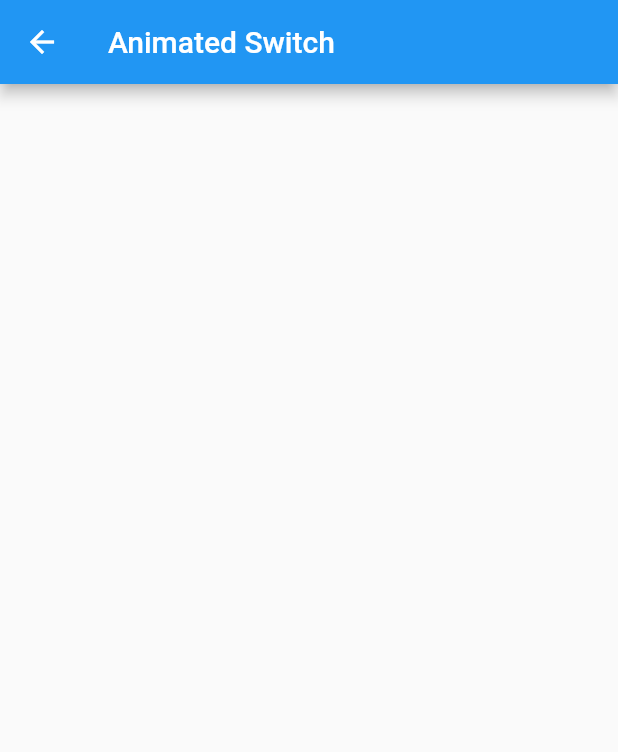
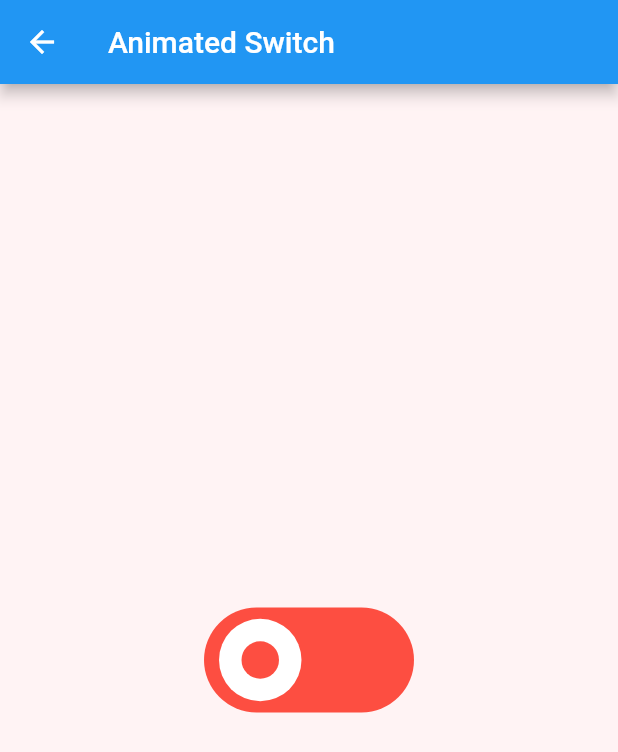
Before and after one commit to timilehinjegede/flutter-animation-examples, a Flutter app: the AnimatedSwitchScreen screen opened directly, on a phone screen of 412 x 824 dp. Shown: the top 752 px of the screen. Run offline on Flutter 3.47's test engine with Material 2 defaults, Android fonts, the phone set to English and light mode, and no system bars.

Commit message:
chore: added animated switch example

```diff
--- a/lib/screens/animated_switch/animated_switch.dart
+++ b/lib/screens/animated_switch/animated_switch.dart
@@ -1,17 +1,99 @@
 import 'package:animations/models/screen_model.dart';
 import 'package:flutter/material.dart';
 
-class AnimatedSwitchScreen extends StatelessWidget {
+class AnimatedSwitchScreen extends StatefulWidget {
   final int index;
 
   const AnimatedSwitchScreen({Key key, this.index}) : super(key: key);
+
+  @override
+  _AnimatedSwitchScreenState createState() => _AnimatedSwitchScreenState();
+}
+
+class _AnimatedSwitchScreenState extends State<AnimatedSwitchScreen> {
+  // variable to keep the state of the switch
+  bool _isOn = false;
+  // curve for the animation
+  Curve _animationCurve = Curves.easeInOut;
+  // duration of the animation
+  Duration _duration = Duration(
+    milliseconds: 300,
+  );
 
   @override
   Widget build(BuildContext context) {
     return Scaffold(
       appBar: AppBar(
         title: Text(
-          ScreenModel.screenModelList[index].screenName,
+          ScreenModel.screenModelList[widget.index].screenName,
+        ),
+      ),
+      backgroundColor: _isOn
+          ? Color.fromRGBO(244, 254, 247, 1)
+          : Color.fromRGBO(255, 243, 244, 1),
+      body: Center(
+        child: InkResponse(
+          splashColor: Colors.transparent,
+          highlightColor: Colors.transparent,
+          onTap: () {
+            setState(() {
+              _isOn = !_isOn;
+            });
+          },
+          child: AnimatedContainer(
+            duration: _duration,
+            curve: _animationCurve,
+            padding: EdgeInsets.symmetric(
+              horizontal: _isOn ? 25 : 10,
+            ),
+            height: 70,
+            width: 140,
+            decoration: BoxDecoration(
+              color: _isOn
+                  ? Color.fromRGBO(65, 235, 121, 1)
+                  : Color.fromRGBO(253, 334, 65, 1),
+              borderRadius: BorderRadius.circular(
+                50,
+              ),
+            ),
+            child: Center(
+              // custom switch indicator
+              child: AnimatedAlign(
+                duration: _duration,
+                curve: _animationCurve,
+                alignment: _isOn ? Alignment.centerRight : Alignment.centerLeft,
+                child: AnimatedContainer(
+                  duration: _duration,
+                  curve: _animationCurve,
+                  height: 55,
+                  width: _isOn ? 20 : 55,
+                  decoration: BoxDecoration(
+                    borderRadius: _isOn
+                        ? BorderRadius.circular(
+                            10,
+                          )
+                        : BorderRadius.circular(
+                            50,
+                          ),
+                    color: Colors.white,
+                  ),
+                  // inner circle shown if the switch is turned off
+                  child: !_isOn
+                      ? Center(
+                          child: Container(
+                            height: 25,
+                            width: 25,
+                            decoration: BoxDecoration(
+                              color: Color.fromRGBO(253, 334, 65, 1),
+                              shape: BoxShape.circle,
+                            ),
+                          ),
+                        )
+                      : SizedBox.shrink(),
+                ),
+              ),
+            ),
+          ),
         ),
       ),
     );
```
Also changed, not shown: lib/main.dart (line endings or trailing spaces).
